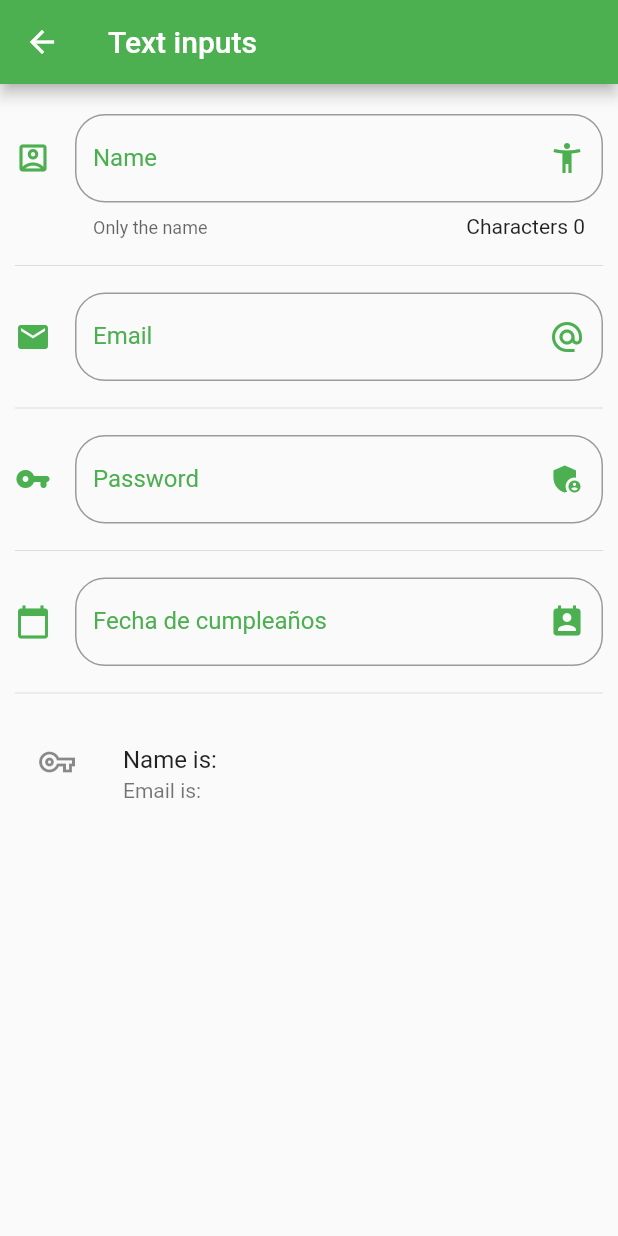
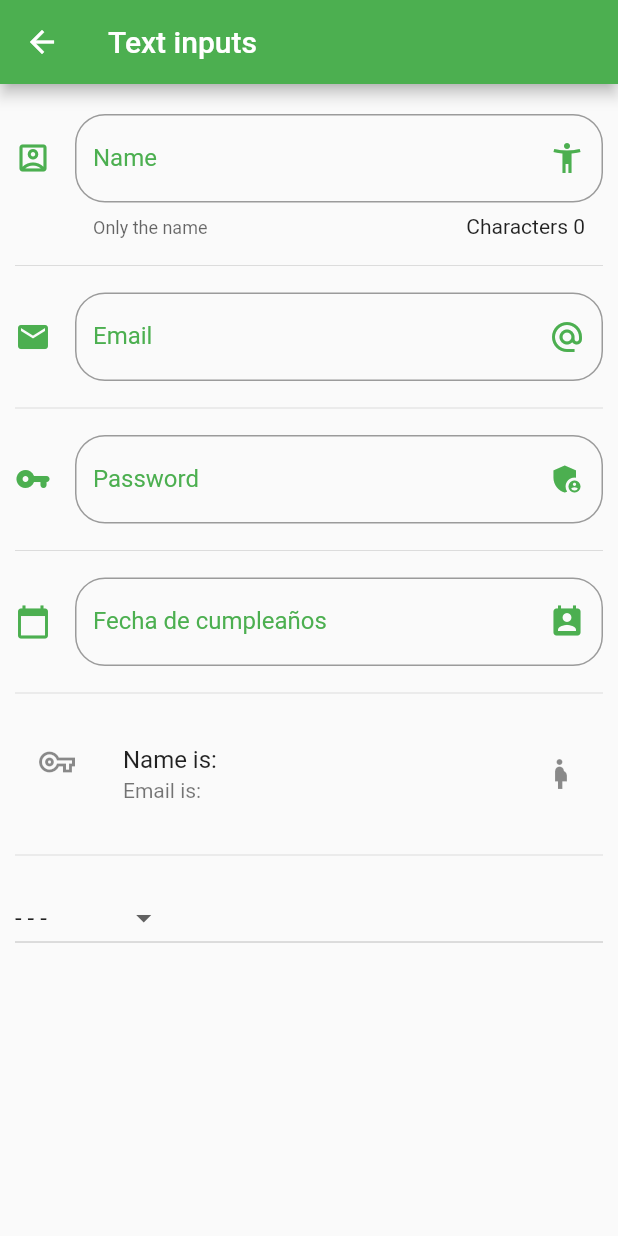
Before and after one commit to Jhonsebas77/udemy-flutter-components, a Flutter app: the InputsPage screen opened by its route, on a phone screen of 412 x 824 dp. Run offline on Flutter 3.47's test engine with Material 2 defaults, Android fonts, the phone set to English and light mode, and no system bars.

Commit message:
Create a Dropdown

```diff
--- a/lib/src/pages/inputs_page/inputs_page.dart
+++ b/lib/src/pages/inputs_page/inputs_page.dart
@@ -16,6 +16,13 @@ class _InputsPageState extends State<InputsPage> {
   String _email;
   String _password = '';
   String _date = '';
+  String _selectOption = '- - -';
+
+  List<String> _gender = [
+    'Masculino',
+    'Femenino',
+    '- - -',
+  ];
 
   TextEditingController _inputFieldDateController = new TextEditingController();
 
@@ -43,6 +50,8 @@ class _InputsPageState extends State<InputsPage> {
           _buildDatePicker(),
           _buildDivider(),
           _buildPerson(),
+          _buildDivider(),
+          _buildDropDown(),
         ],
       ),
     );
@@ -83,6 +92,13 @@ class _InputsPageState extends State<InputsPage> {
             )
           : Icon(
               Icons.vpn_key_outlined,
+            ),
+      trailing: _selectOption == 'Masculino'
+          ? Icon(
+              Icons.verified_user,
+            )
+          : Icon(
+              Icons.pregnant_woman,
             ),
     );
   }
@@ -154,4 +170,33 @@ class _InputsPageState extends State<InputsPage> {
       });
     }
   }
+
+  List<DropdownMenuItem<String>> getOptionDropdown() {
+    List<DropdownMenuItem<String>> _list = new List();
+    _gender.forEach((_power) {
+      print('_power: $_power ');
+      _list.add(
+        DropdownMenuItem(
+          child: Text(
+            _power,
+          ),
+          value: _power,
+        ),
+      );
+    });
+    return _list;
+  }
+
+  Widget _buildDropDown() {
+    return DropdownButton(
+      value: _selectOption,
+      items: getOptionDropdown(),
+      onChanged: (_opt) {
+        setState(() {
+          _selectOption = _opt;
+        });
+        print(_opt);
+      },
+    );
+  }
 }
```
